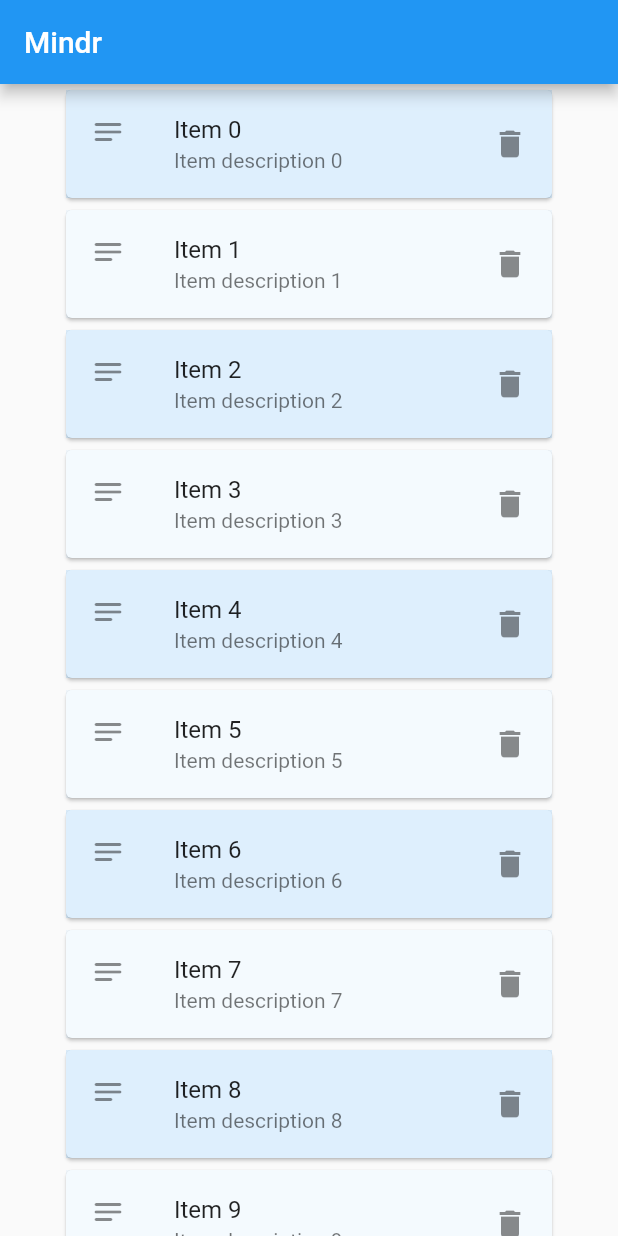
After one commit to Flathz/flutterMindr, a Flutter app: the screen it shows after launch, on a phone screen of 412 x 824 dp. The commit adds this screen. Run offline on Flutter 3.47's test engine with Material 2 defaults, Android fonts, the phone set to English and light mode, and no system bars.

Commit message:
update, refactoring of list of notes and main file to make project more readable

```diff
--- /dev/null
+++ b/lib/ListOfNotesWidget.dart
@@ -0,0 +1,48 @@
+import 'package:flutter/cupertino.dart';
+import 'package:flutter/material.dart';
+
+/// This is the stateful widget that the main application instantiates.
+class ListOfNotesWidget extends StatefulWidget {
+  ListOfNotesWidget({Key key}) : super(key: key);
+
+  @override
+  _ListOfNotesWidgetState createState() => _ListOfNotesWidgetState();
+}
+
+/// This is the private State class that goes with ListOfNotesWidget.
+class _ListOfNotesWidgetState extends State<ListOfNotesWidget> {
+  final List<int> _items = List<int>.generate(50, (int index) => index);
+
+  Widget build(BuildContext context) {
+    final ColorScheme colorScheme = Theme.of(context).colorScheme;
+    final oddItemColor = colorScheme.primary.withOpacity(0.05);
+    final evenItemColor = colorScheme.primary.withOpacity(0.15);
+
+    return ReorderableListView(
+      padding: const EdgeInsets.symmetric(horizontal: 40),
+      children: <Widget>[
+        for (int index = 0; index < _items.length; index++)
+          Card(
+            key: Key('$index'),
+            child: ListTile(
+              tileColor: _items[index].isOdd ? oddItemColor : evenItemColor,
+              onTap: () => GestureTapCallback,
+              leading: Icon(Icons.notes_rounded),
+              trailing: Icon(Icons.delete),
+              title: Text('Item ${_items[index]}'),
+              subtitle: Text('Item description ${_items[index]}'),
+            ),
+          ),
+      ],
+      onReorder: (int oldIndex, int newIndex) {
+        setState(() {
+          if (oldIndex < newIndex) {
+            newIndex -= 1;
+          }
+          final int item = _items.removeAt(oldIndex);
+          _items.insert(newIndex, item);
+        });
+      },
+    );
+  }
+}
```
Also changed, not shown: lib/main.dart (+3 -47 lines).
